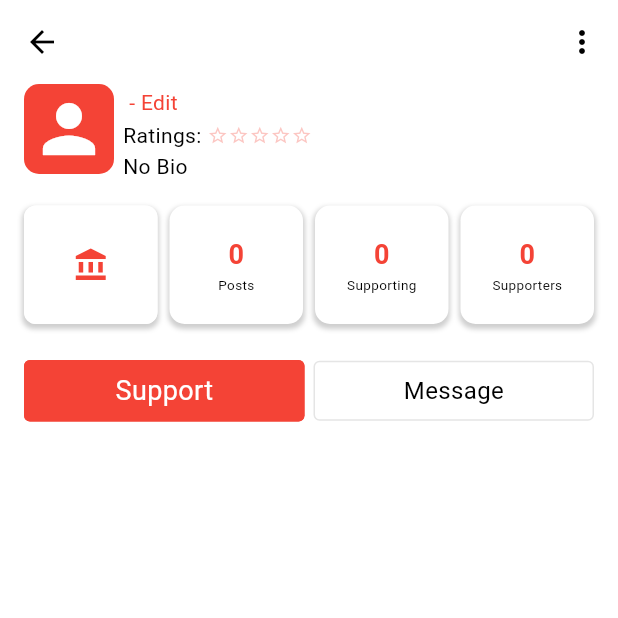
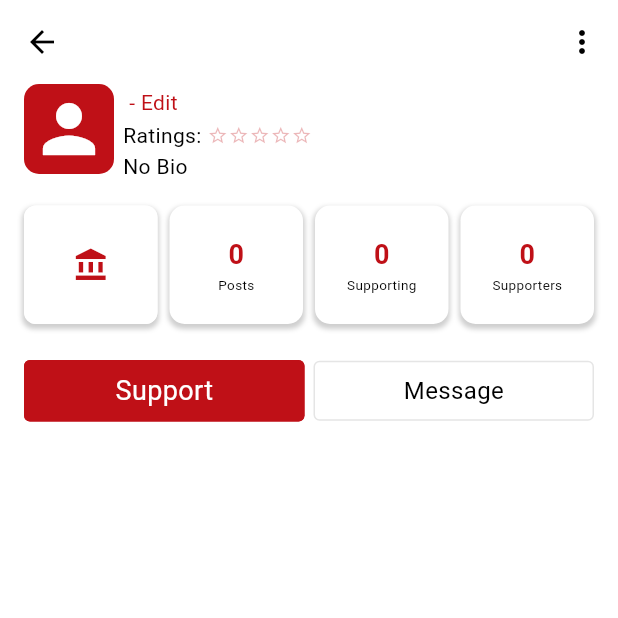
Before and after one commit to askabdulhaseeb/selllout-mobile, a Flutter app: the OthersProfile screen opened directly with empty values, on a phone screen of 412 x 824 dp, the top half of it. Run offline on Flutter 3.47's test engine with Material 2 defaults, Android fonts, the phone set to English and light mode, and no system bars; drawn by our look-alikes of flutter_rating_bar; our stand-ins replace cached_network_image, carousel_slider, cloud_firestore, dropdown_search, file_picker, firebase_auth and 8 more; missing offline and left inert: agora_rtc_engine, cached_video_player, fast_contacts; accounts and stored records are empty.

Commit message:
profile screen done

```diff
--- a/lib/providers/app_provider.dart
+++ b/lib/providers/app_provider.dart
@@ -1,7 +1,7 @@
 import 'package:flutter/material.dart';
 
 class AppProvider extends ChangeNotifier {
-  int _currentIndex = 0;
+  int _currentIndex = 5;
   bool _isMute = true;
   void onTabTapped(int index) {
     _currentIndex = index;
--- a/lib/providers/app_theme.dart
+++ b/lib/providers/app_theme.dart
@@ -23,7 +23,7 @@ class AppThemeProvider extends ChangeNotifier {
 }
 
 class AppThemes {
-  static const Color _primary = Colors.red;
+  static const Color _primary = Color(0xffBF1017);
   static const Color _secondary = Color.fromRGBO(2, 122, 190, 1);
   //
   // Dark
--- a/lib/screens/main_screen/pages/profile_page.dart
+++ b/lib/screens/main_screen/pages/profile_page.dart
@@ -24,14 +24,16 @@ class ProfilePage extends StatelessWidget {
       ) {
         final AppUser me = userPro.user(uid: AuthMethods.uid);
         final List<Product> prods = prodPro.userProducts(AuthMethods.uid);
-        return Column(
+        return SingleChildScrollView(
+          child: Column(
             crossAxisAlignment: CrossAxisAlignment.start,
             children: <Widget>[
               const SizedBox(height: 20),
               ProfileHeaderWidget(user: me),
               ProfileScoreWidget(uid: me.uid, posts: prods),
-            Expanded(child: GridViewOfProducts(posts: prods)),
+              GridViewOfProducts(posts: prods),
             ],
+          ),
         );
       },
     );
--- a/lib/screens/user_screens/others_profile.dart
+++ b/lib/screens/user_screens/others_profile.dart
@@ -24,7 +24,8 @@ class OthersProfile extends StatelessWidget {
   Widget build(BuildContext context) {
     final bool isSupporter =
         user.supporters?.contains(AuthMethods.uid) ?? false;
-    return Scaffold(
+    return SafeArea(
+      child: Scaffold(
         resizeToAvoidBottomInset: false,
         appBar: AppBar(
           title: Text(
@@ -37,8 +38,8 @@ class OthersProfile extends StatelessWidget {
           ),
           actions: <Widget>[
             IconButton(
-            onPressed: () =>
-                ReportBottomSheets().otherUserProfileMoreButton(context, user),
+              onPressed: () => ReportBottomSheets()
+                  .otherUserProfileMoreButton(context, user),
               splashRadius: 16,
               icon: const Icon(Icons.more_vert_rounded),
             )
@@ -47,23 +48,24 @@ class OthersProfile extends StatelessWidget {
         body: Consumer<ProductProvider>(
           builder: (BuildContext context, ProductProvider prodPro, _) {
             final List<Product> prods = prodPro.userProducts(user.uid);
-          return Column(
+            return SingleChildScrollView(
+              child: Column(
                 crossAxisAlignment: CrossAxisAlignment.start,
                 children: <Widget>[
                   ProfileHeaderWidget(user: user),
                   ProfileScoreWidget(uid: user.uid, posts: prods),
                   _SuppoertAndMessageButton(user: user),
-              Expanded(
-                child: (isSupporter || (user.isPublicProfile))
+                  (isSupporter || (user.isPublicProfile))
                       ? GridViewOfProducts(posts: prods)
                       : const SizedBox(
                           width: double.infinity,
                           child: PrivateAccountWidget(),
                         ),
+                ],
               ),
-            ],
             );
           },
+        ),
       ),
     );
   }
```
Also changed, not shown: lib/widgets/product/grid_view_of_prod.dart (+53 -13 lines). Lines whose indentation alone changed are shown as unchanged.
